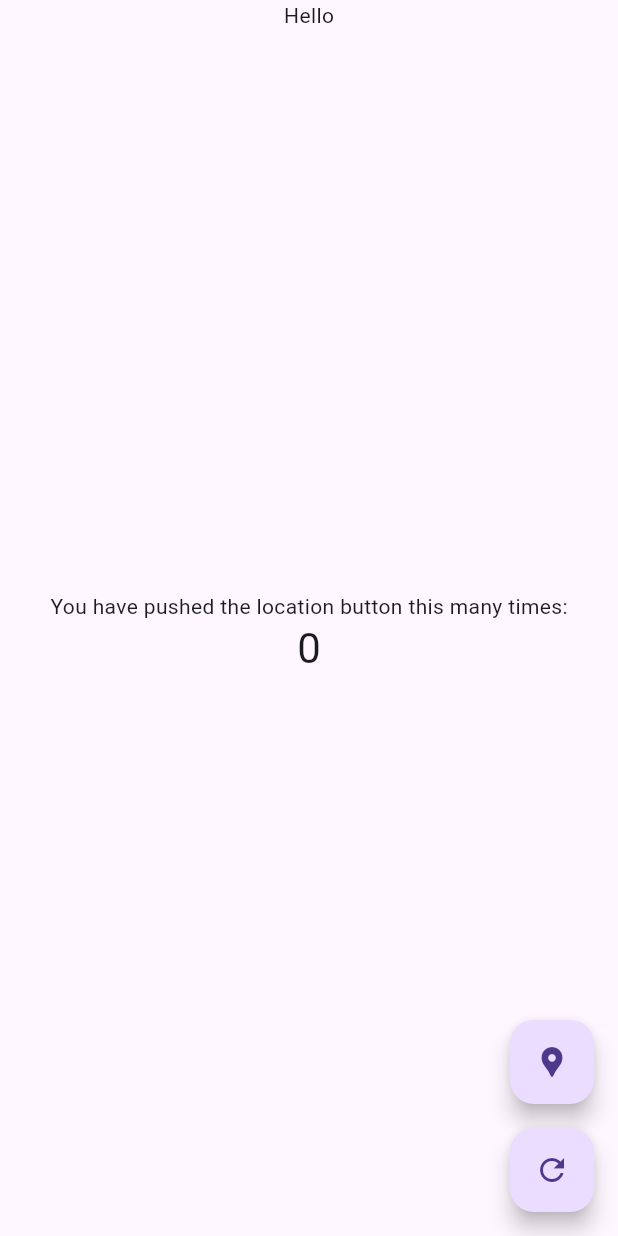
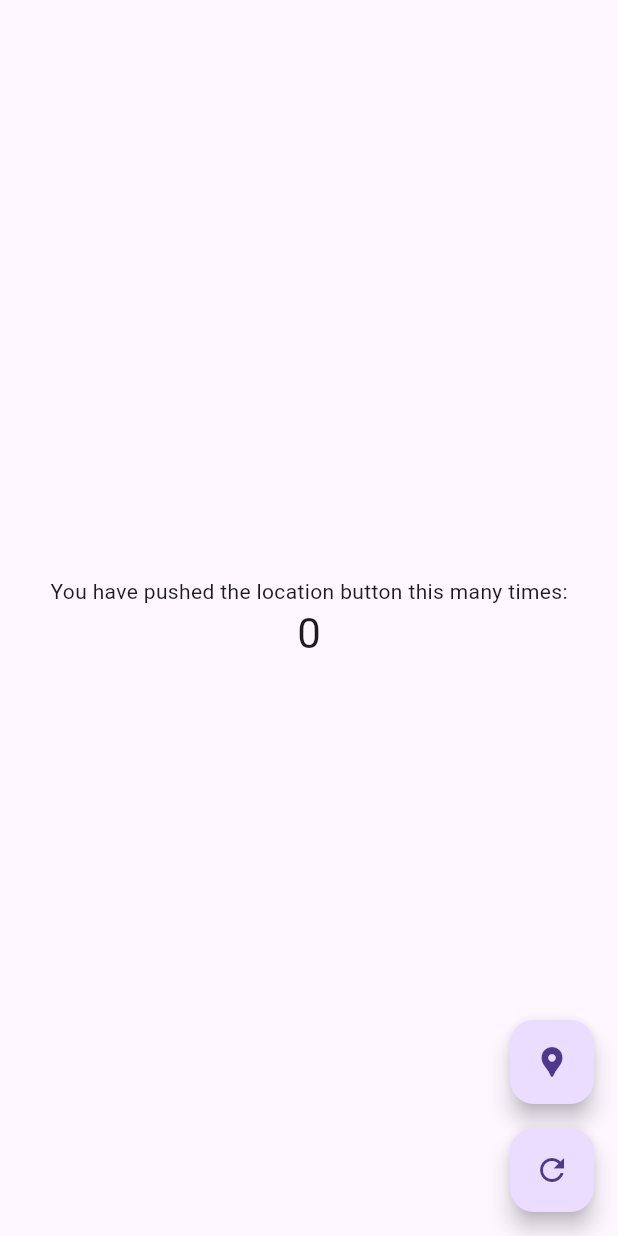
Before and after one commit to AnandAnil/ADDC_software_stack_2025, a Flutter app: the screen it shows after launch, on a phone screen of 412 x 824 dp. Run offline on Flutter 3.47's test engine with Material 3 defaults, Android fonts, the light colour scheme and no system bars; drawn by our look-alikes of dynamic_color.

Commit message:
removed a hello written at top. this was placed there to find where the top limit is now

```diff
--- a/Flutter_app/drone_telemetry_and_controls/lib/main.dart
+++ b/Flutter_app/drone_telemetry_and_controls/lib/main.dart
@@ -61,7 +61,7 @@ class _MyHomePageState extends State<MyHomePage> {
         child: Column(
           mainAxisSize: MainAxisSize.max,
           children: [
-            Text("Hello"),
+            // Text("Hello"),
             Expanded(
               child: Column(
                 mainAxisAlignment: MainAxisAlignment.center,
```
